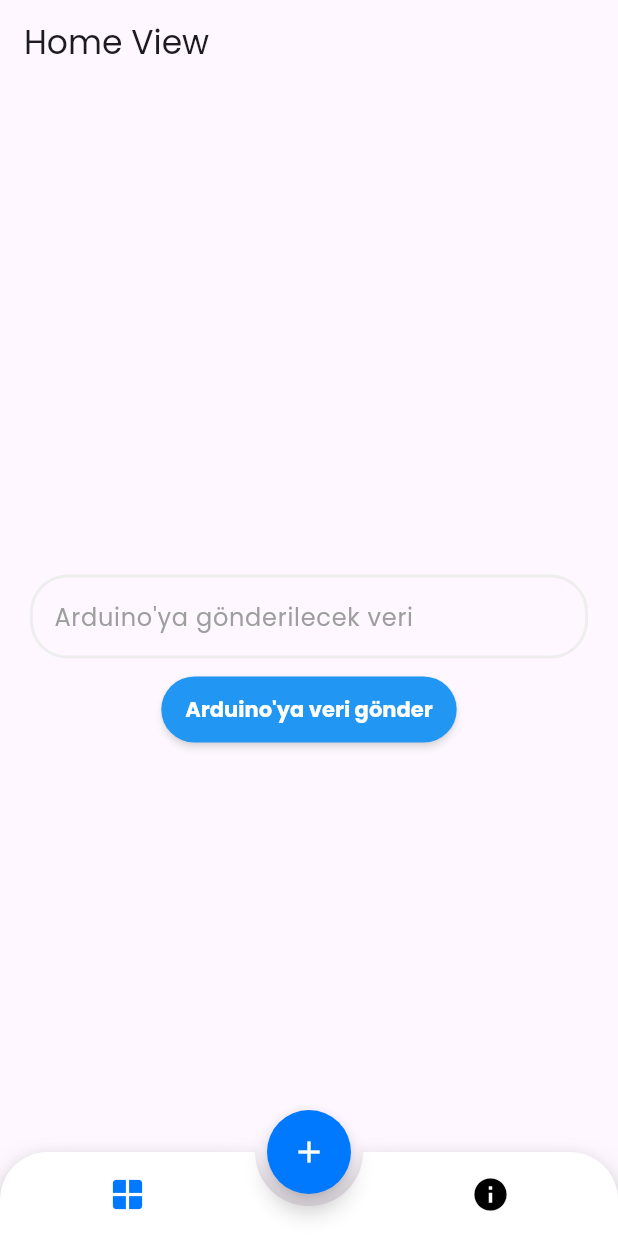
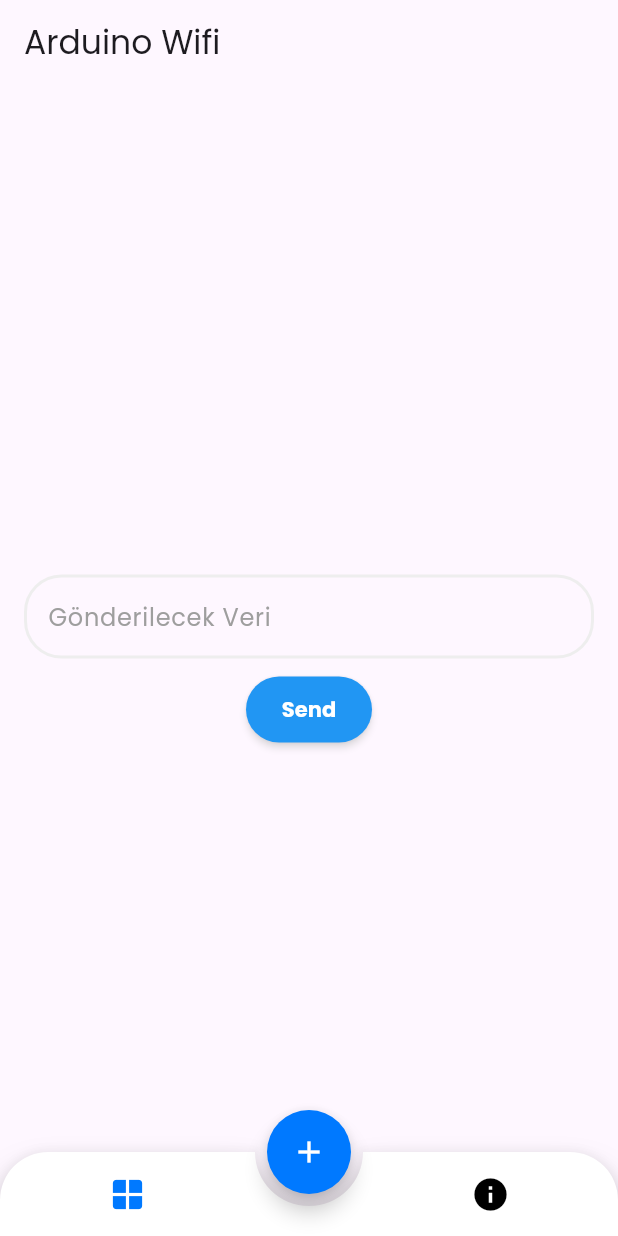
Before and after one commit to Mryuksel101/arduino_wifi, a Flutter app: the screen it shows after launch, on a phone screen of 412 x 824 dp. Run offline on Flutter 3.47's test engine with Material 3 defaults, Android fonts, the phone set to English and light mode, and no system bars; drawn by our look-alikes of animated_bottom_navigation_bar; our stand-ins replace google_fonts.

Commit message:
Refactor ArduinoService to initialize UDP socket and update HomeView to display loading state; enhance HomeViewModel for async initialization

```diff
--- a/lib/views/home/home_view.dart
+++ b/lib/views/home/home_view.dart
@@ -22,41 +22,54 @@ class _HomeViewState extends State<HomeView> {
 
   @override
   Widget build(BuildContext context) {
+    return ListenableBuilder(
+      listenable: _vm,
+      builder: (context, child) {
         return Scaffold(
           appBar: AppBar(
-        title: Text('Home View'),
+            title: const Text('Arduino Wifi'),
           ),
-      body: Padding(
-        padding: EdgeInsets.symmetric(
-          horizontal: 20,
-          vertical: 10,
+          body: _vm.isLoading
+              ? Center(
+                  child: Text(
+                    'Loading...',
+                    style: TextStyle(
+                      fontSize: 24,
+                      fontWeight: FontWeight.bold,
                     ),
+                  ),
+                )
+              : Center(
+                  child: Padding(
+                    padding: const EdgeInsets.symmetric(
+                        horizontal: 16, vertical: 10),
                     child: Column(
                       mainAxisAlignment: MainAxisAlignment.center,
                       children: [
                         SdTextField(
-              label: 'Arduino\'ya gönderilecek veri',
-              textEditingController: _vm.textController,
+                          label: 'Gönderilecek Veri',
                           onChanged: (value) {
-                // Burada Arduino'ya veri göndermek için metod çağrılıyor
-                // Örnek: sendDataToArduino('AÇ');
                             _vm.sendDataToArduino(value);
                           },
                           textInputType: TextInputType.text,
+                          textEditingController: _vm.textController,
                         ),
-            SizedBox(height: 10),
+                        SizedBox(
+                          height: 10,
+                        ),
                         SdButton(
                           backgroundColor: Colors.blue,
+                          text: 'Send',
                           onPressed: () {
-                // Burada Arduino'ya veri göndermek için metod çağrılıyor
-                // Örnek: sendDataToArduino('AÇ');
-                _vm.sendDataToArduino('Merhaba dünya');
+                            _vm.sendDataToArduino(_vm.textController.text);
                           },
-              text: 'Arduino\'ya veri gönder',
                         ),
                       ],
                     ),
                   ),
+                ),
+        );
+      },
     );
   }
 }
--- a/lib/views/home/home_view_model.dart
+++ b/lib/views/home/home_view_model.dart
@@ -3,8 +3,7 @@ import 'package:flutter/material.dart';
 import '../../services/arduino_service.dart'; // Arduino servisini import ediyoruz - yol projenize göre değişebilir
 
 class HomeViewModel extends ChangeNotifier {
-  final String _title = "Home View";
-  String get title => _title;
+  bool isLoading = true;
 
   // Arduino servisi örneği
   final ArduinoService _arduinoService = ArduinoService();
@@ -16,9 +15,13 @@ class HomeViewModel extends ChangeNotifier {
     notifyListeners(); // UI'ı güncellemek istiyorsanız
   }
 
-  void init() {
+  Future<void> init() async {
+    isLoading = true;
     textController.addListener(() {
       sendDataToArduino(textController.text);
     });
+    await _arduinoService.initializeSocket();
+    isLoading = false;
+    notifyListeners();
   }
 }
```
Also changed, not shown: lib/services/arduino_service.dart (+21 -5 lines). Lines whose indentation alone changed are shown as unchanged.
